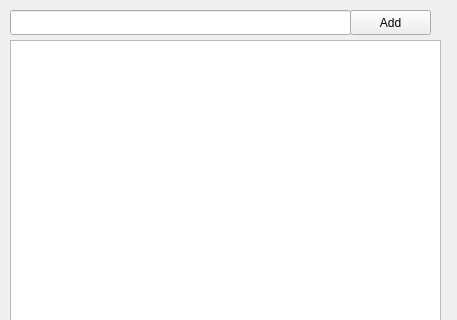
Above: mainwindow.ui from SudarshanRegmee/QtTodoApp before the change; both pictures show x 0 to 457 and y 0 to 320 of the 457 by 519 pixel window. Below: the same form after it.
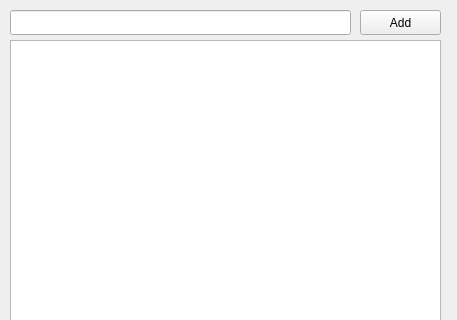
That is the form after the change.

The edit to the form file:
```diff
--- a/mainwindow.ui
+++ b/mainwindow.ui
@@ -27,7 +27,7 @@
    <widget class="QPushButton" name="addBtn">
     <property name="geometry">
      <rect>
-      <x>350</x>
+      <x>360</x>
       <y>10</y>
       <width>81</width>
       <height>25</height>
```
